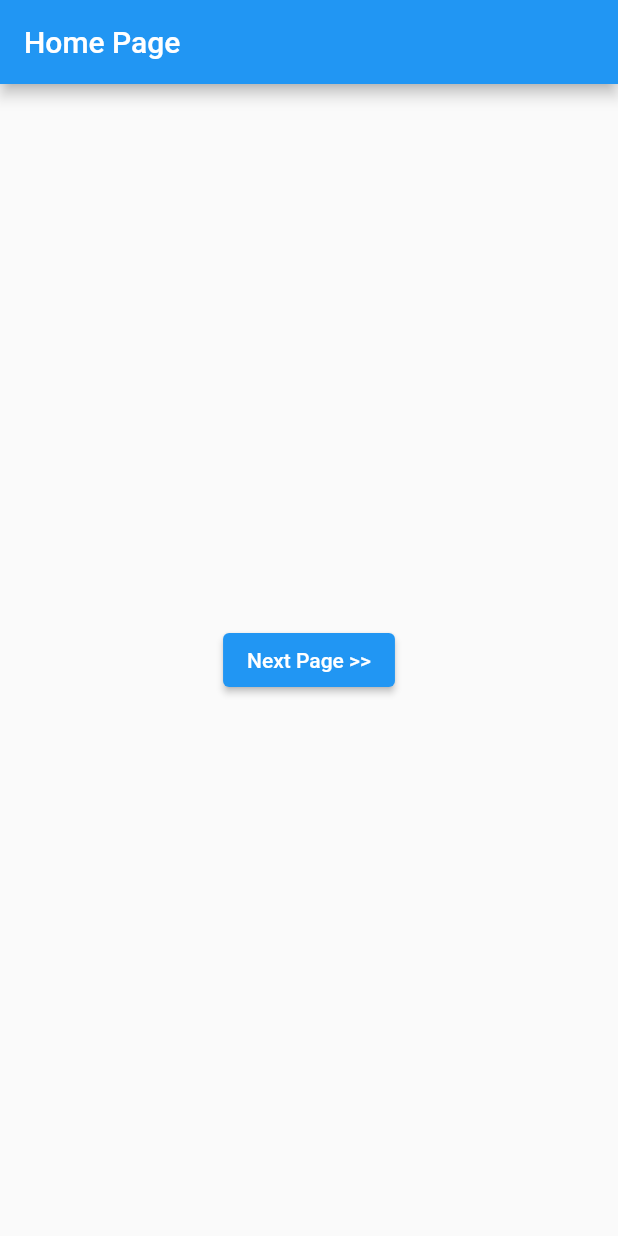
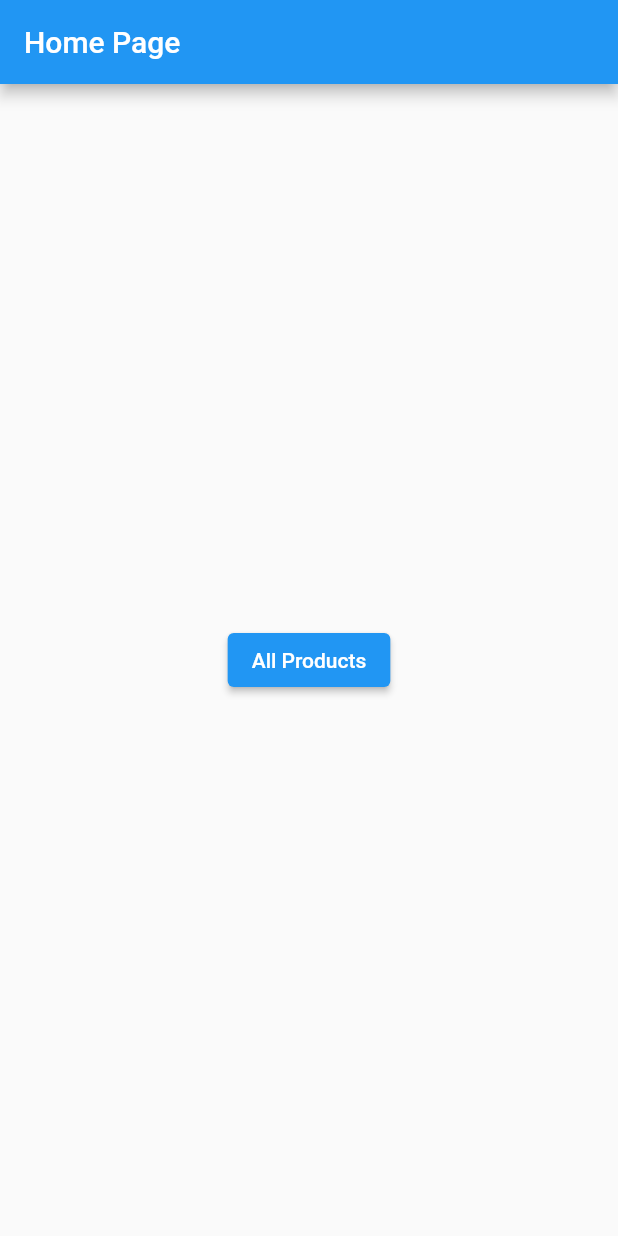
Before and after one commit to SchevaPratama/GetX-Learn, a Flutter app: the screen it shows after launch, on a phone screen of 412 x 824 dp. Run offline on Flutter 3.47's test engine with Material 2 defaults, Android fonts, the phone set to English and light mode, and no system bars; our stand-ins replace get.

Commit message:
GetX Dynamic URL

```diff
--- /dev/null
+++ b/lib/Episode78/pages/HomePage.dart
@@ -0,0 +1,39 @@
+import 'package:flutter/material.dart';
+import 'package:get/get.dart';
+import 'package:getx_practice/Episode78/pages/DetailPage.dart';
+import 'package:getx_practice/Episode78/routes/appPage.dart';
+import './ProductPage.dart';
+
+class HomePage extends StatelessWidget {
+  const HomePage({Key? key}) : super(key: key);
+
+  @override
+  Widget build(BuildContext context) {
+    return GetMaterialApp(
+      home: MainPage(),
+      getPages: AppPage.pages,
+    );
+  }
+}
+
+class MainPage extends StatelessWidget {
+  const MainPage({Key? key}) : super(key: key);
+
+  @override
+  Widget build(BuildContext context) {
+    return Scaffold(
+      appBar: AppBar(
+        title: Text(
+          "Home Page",
+        ),
+      ),
+      body: Center(
+        child: ElevatedButton(
+            onPressed: () {
+              Get.toNamed('/product');
+            },
+            child: Text("All Products")),
+      ),
+    );
+  }
+}
--- /dev/null
+++ b/lib/Episode78/routes/appPage.dart
@@ -0,0 +1,14 @@
+import 'package:get/get.dart';
+import 'route_named.dart';
+
+import '../pages/DetailPage.dart';
+import '../pages/HomePage.dart';
+import '../pages/ProductPage.dart';
+
+class AppPage {
+  static final pages = [
+    GetPage(name: RouteName.home, page: () => MainPage()),
+    GetPage(name: RouteName.product, page: () => ProductsPage()),
+    GetPage(name: RouteName.product + '/:id?', page: () => DetailPage())
+  ];
+}
--- /dev/null
+++ b/lib/Episode78/routes/route_named.dart
@@ -0,0 +1,4 @@
+abstract class RouteName{
+  static final home = '/';
+  static final product = '/product';
+}
--- a/lib/main.dart
+++ b/lib/main.dart
@@ -1,6 +1,6 @@
 import 'package:flutter/material.dart';
 import 'package:get/get.dart';
-import 'package:getx_practice/Episode77/pages/homePage.dart';
+import 'package:getx_practice/Episode78/pages/homePage.dart';
 
 void main() {
   runApp(const HomePage());
```
Also changed, not shown: lib/Episode78/pages/DetailPage.dart (added, +22 -0 lines), lib/Episode78/pages/ProductPage.dart (added, +38 -0 lines).
